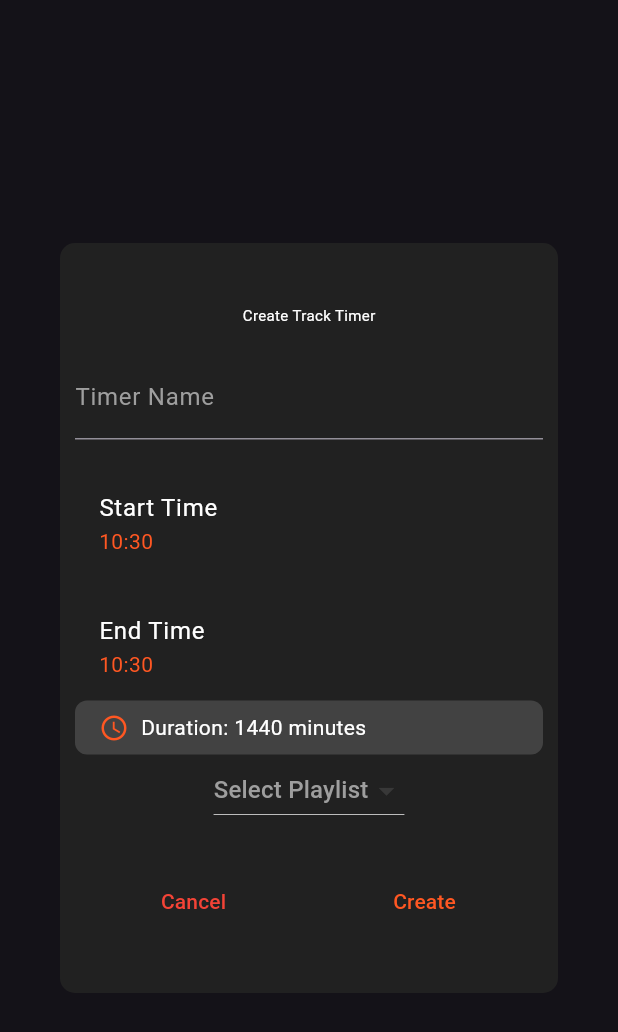
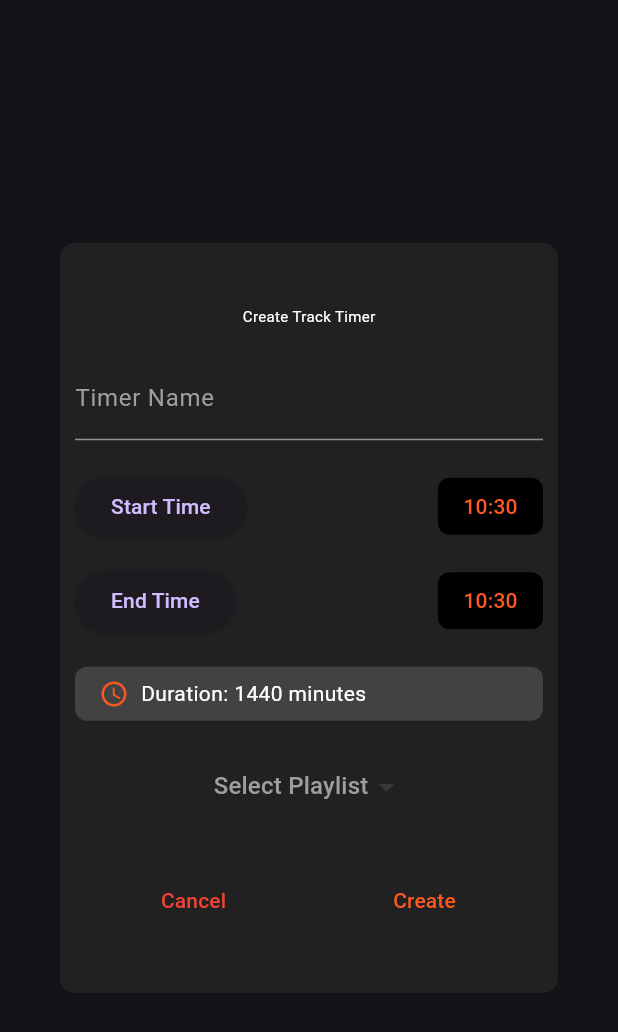
Before and after one commit to lazarus-muya/Timed-Music-Player, a Flutter app: the TrackTimerCreateDialog widget shown alone on an empty page, opened directly with empty values, on a phone screen of 412 x 824 dp. Shown: the top 1032 px of the screen. Run offline on Flutter 3.47's test engine with Material 3 defaults, Android fonts, the phone set to English and light mode, and no system bars; our stand-ins replace audioplayers, equatable, file_picker, flutter_riverpod, hive, hive_flutter and 1 more; missing offline and left inert: window_manager; accounts and stored records are empty.

Commit message:
Updated Timer dialogs

```diff
--- a/lib/features/timers/widgets/track_timer_create_dialog.dart
+++ b/lib/features/timers/widgets/track_timer_create_dialog.dart
@@ -1,5 +1,6 @@
 import 'package:flutter/material.dart';
 import 'package:flutter_riverpod/flutter_riverpod.dart';
+import 'package:timed_app/commons/widgets/spacer.dart';
 import 'package:timed_app/data/models/track_timer.dart';
 import 'package:timed_app/features/playlist/providers/playlist_provider.dart';
 import 'package:timed_app/features/timers/providers/timer_provider.dart';
@@ -26,7 +27,8 @@ class TrackTimerCreateDialog extends ConsumerStatefulWidget {
       _TrackTimerCreateDialogState();
 }
 
-class _TrackTimerCreateDialogState extends ConsumerState<TrackTimerCreateDialog> {
+class _TrackTimerCreateDialogState
+    extends ConsumerState<TrackTimerCreateDialog> {
   late TimeOfDay _selectedStartTime;
   late TimeOfDay _selectedEndTime;
   String? _selectedPlaylistId;
@@ -68,16 +70,42 @@ class _TrackTimerCreateDialogState extends ConsumerState<TrackTimerCreateDialog>
             ),
             const SizedBox(height: 20),
             // Start Time Section
-            ListTile(
-              title: const Text(
-                'Start Time',
-                style: TextStyle(color: Colors.white),
-              ),
-              subtitle: Text(
-                '${_selectedStartTime.hour}:${_selectedStartTime.minute.toString().padLeft(2, '0')}',
-                style: const TextStyle(color: Colors.deepOrange),
-              ),
-              onTap: () async {
+            // ListTile(
+            //   title: const Text(
+            //     'Start Time',
+            //     style: TextStyle(color: Colors.white),
+            //   ),
+            // subtitle: Text(
+            //   '${_selectedStartTime.hour}:${_selectedStartTime.minute.toString().padLeft(2, '0')}',
+            //   style: const TextStyle(color: Colors.deepOrange),
+            // ),
+            //   onTap: () async {
+            //     final time = await showTimePicker(
+            //       context: context,
+            //       initialTime: _selectedStartTime,
+            //     );
+            //     if (time != null) {
+            //       setState(() {
+            //         _selectedStartTime = time;
+            //         // Ensure end time is after start time
+            //         if (_isEndTimeBeforeStartTime(time, _selectedEndTime)) {
+            //           _selectedEndTime = TimeOfDay(
+            //             hour: (time.hour + 1) % 24,
+            //             minute: time.minute,
+            //           );
+            //         }
+            //       });
+            //     }
+            //   },
+            // ),
+            Row(
+              mainAxisAlignment: MainAxisAlignment.spaceBetween,
+              crossAxisAlignment: CrossAxisAlignment.center,
+              mainAxisSize: MainAxisSize.max,
+              spacing: 0.0,
+              children: [
+                ElevatedButton(
+                  onPressed: () async {
                     final time = await showTimePicker(
                       context: context,
                       initialTime: _selectedStartTime,
@@ -95,41 +123,62 @@ class _TrackTimerCreateDialogState extends ConsumerState<TrackTimerCreateDialog>
                       });
                     }
                   },
+                  child: Text('Start Time'),
                 ),
-            const SizedBox(height: 10),
-            // End Time Section
-            ListTile(
-              title: const Text(
-                'End Time',
-                style: TextStyle(color: Colors.white),
-              ),
-              subtitle: Text(
-                '${_selectedEndTime.hour}:${_selectedEndTime.minute.toString().padLeft(2, '0')}',
+                Chip(
+                  backgroundColor: Colors.black,
+                  side: const BorderSide(color: Colors.transparent),
+                  label: Text(
+                    '${_selectedStartTime.hour}:${_selectedStartTime.minute.toString().padLeft(2, '0')}',
                     style: const TextStyle(color: Colors.deepOrange),
                   ),
-              onTap: () async {
+                ),
+              ],
+            ),
+            spacer(h: 15.0),
+            Row(
+              mainAxisAlignment: MainAxisAlignment.spaceBetween,
+              crossAxisAlignment: CrossAxisAlignment.center,
+              mainAxisSize: MainAxisSize.max,
+              spacing: 0.0,
+              children: [
+                ElevatedButton(
+                  onPressed: () async {
                     final time = await showTimePicker(
                       context: context,
                       initialTime: _selectedEndTime,
                     );
                     if (time != null) {
-                  if (!_isEndTimeBeforeStartTime(_selectedStartTime, time)) {
+                      if (!_isEndTimeBeforeStartTime(
+                        _selectedStartTime,
+                        time,
+                      )) {
                         setState(() {
                           _selectedEndTime = time;
                         });
                       } else {
                         ScaffoldMessenger.of(context).showSnackBar(
                           const SnackBar(
-                        content: Text(
-                          'End time must be after start time',
-                        ),
+                            content: Text('End time must be after start time'),
                             backgroundColor: Colors.red,
                           ),
                         );
                       }
                     }
                   },
+                  child: Text('End Time'),
                 ),
+                Chip(
+                  backgroundColor: Colors.black,
+                  side: const BorderSide(color: Colors.transparent),
+                  label: Text(
+                    '${_selectedEndTime.hour}:${_selectedEndTime.minute.toString().padLeft(2, '0')}',
+                    style: const TextStyle(color: Colors.deepOrange),
+                  ),
+                ),
+              ],
+            ),
+            spacer(h: 20.0),
             // Duration Display (calculated from start and end times)
             Container(
               padding: const EdgeInsets.symmetric(horizontal: 16, vertical: 8),
@@ -147,25 +196,27 @@ class _TrackTimerCreateDialogState extends ConsumerState<TrackTimerCreateDialog>
                   const SizedBox(width: 8),
                   Text(
                     'Duration: ${_calculateDurationInMinutes(_selectedStartTime, _selectedEndTime)} minutes',
-                    style: const TextStyle(
-                      color: Colors.white,
-                      fontSize: 14,
-                    ),
+                    style: const TextStyle(color: Colors.white, fontSize: 14),
                   ),
                 ],
               ),
             ),
+            spacer(h: 20.0),
             Consumer(
               builder: (context, ref, child) {
                 final playlistsAsync = ref.watch(playlistProvider);
                 return playlistsAsync.when(
-                  data: (playlists) => DropdownButton<String>(
+                  data: (playlists) => SizedBox(
+                    height: 50.0,
+                    child: DropdownButton<String>(
                       value: _selectedPlaylistId,
+                      underline: Container(),
                       hint: const Text(
                         'Select Playlist',
                         style: TextStyle(color: Colors.grey),
                       ),
-                    dropdownColor: Colors.grey[800],
+                      padding: const EdgeInsets.symmetric(horizontal: 16),
+                      dropdownColor: Colors.black,
                       items: playlists.map((playlist) {
                         return DropdownMenuItem(
                           value: playlist.id,
@@ -178,6 +229,7 @@ class _TrackTimerCreateDialogState extends ConsumerState<TrackTimerCreateDialog>
                       onChanged: (value) {
                         setState(() => _selectedPlaylistId = value);
                       },
+                    ),
                   ),
                   loading: () => const Text(
                     'Loading playlists...',
@@ -212,7 +264,10 @@ class _TrackTimerCreateDialogState extends ConsumerState<TrackTimerCreateDialog>
                     onPressed: () {
                       if (widget.nameController.text.isNotEmpty &&
                           _selectedPlaylistId != null &&
-                          !_isEndTimeBeforeStartTime(_selectedStartTime, _selectedEndTime)) {
+                          !_isEndTimeBeforeStartTime(
+                            _selectedStartTime,
+                            _selectedEndTime,
+                          )) {
                         final timer = TrackTimer(
                           id: uid.v4(),
                           name: widget.nameController.text,
@@ -225,12 +280,16 @@ class _TrackTimerCreateDialogState extends ConsumerState<TrackTimerCreateDialog>
                             .addTrackTimer(timer);
                         Navigator.pop(context);
                       } else {
-                        String errorMessage = 'Please fill in all required fields';
+                        String errorMessage =
+                            'Please fill in all required fields';
                         if (widget.nameController.text.isEmpty) {
                           errorMessage = 'Please enter a timer name';
                         } else if (_selectedPlaylistId == null) {
                           errorMessage = 'Please select a playlist';
-                        } else if (_isEndTimeBeforeStartTime(_selectedStartTime, _selectedEndTime)) {
+                        } else if (_isEndTimeBeforeStartTime(
+                          _selectedStartTime,
+                          _selectedEndTime,
+                        )) {
                           errorMessage = 'End time must be after start time';
                         }
                         ScaffoldMessenger.of(context).showSnackBar(
--- a/lib/main.dart
+++ b/lib/main.dart
@@ -31,7 +31,8 @@ Future<void> main() async {
   });
 
   final Directory appDocDir = await getApplicationSupportDirectory();
-  final String hivePath = '${appDocDir.path}\\hive_data';
+  // final String hivePath = '${appDocDir.path}\\hive_data';
+  final String hivePath = '${appDocDir.path}\\hive_dev_data';
   await Hive.initFlutter(hivePath);
   Hive.registerAdapter(AppSettingsAdapter());
 
```
Also changed, not shown: lib/features/timers/widgets/player_create_dialog.dart (+43 -10 lines), 2 other files. Lines whose indentation alone changed are shown as unchanged.
